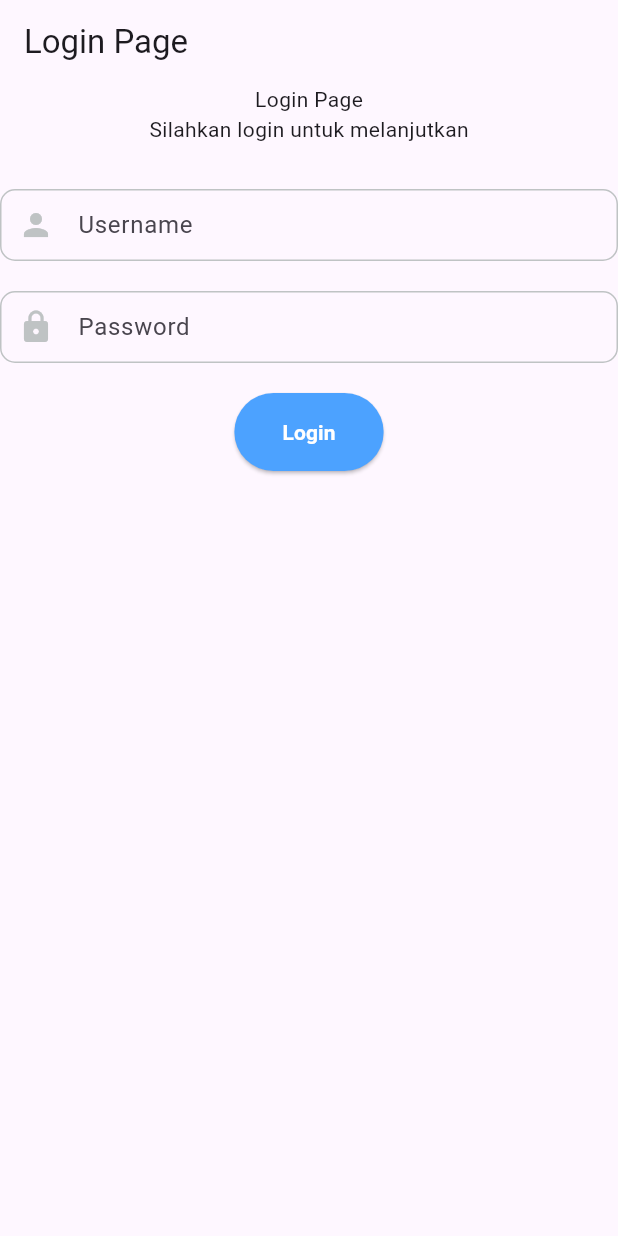
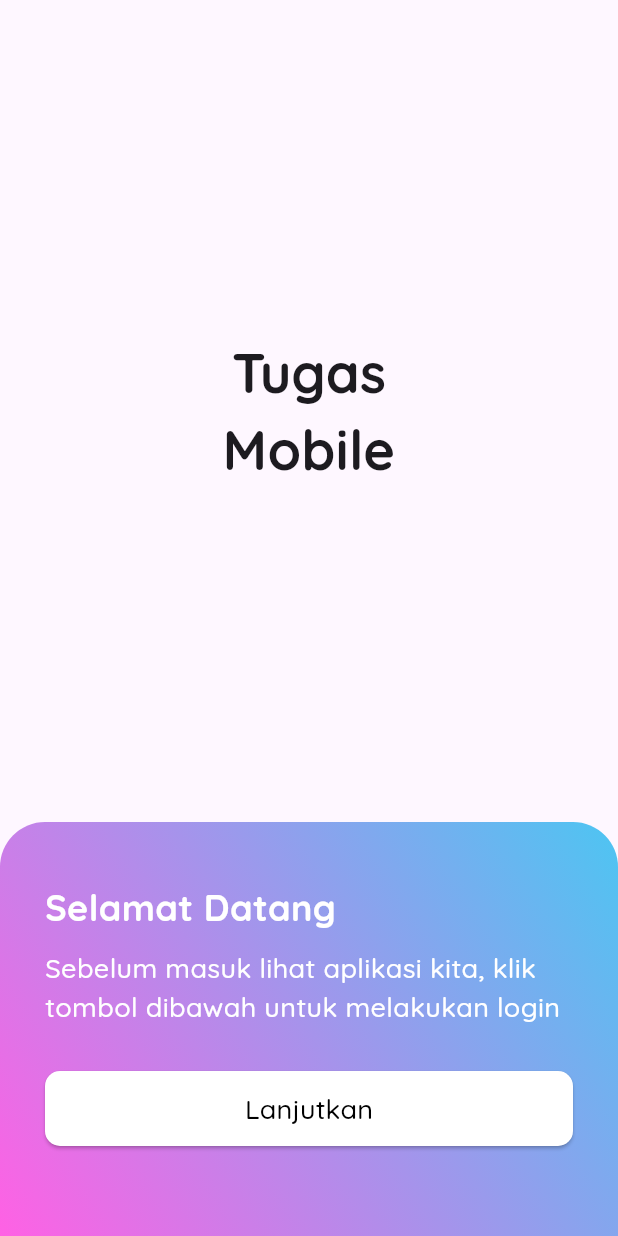
Before and after one commit to Simad9/mobile_tugas1, a Flutter app: the screen it shows after launch, on a phone screen of 412 x 824 dp. Run offline on Flutter 3.47's test engine with Material 3 defaults, Android fonts, the phone set to English and light mode, and no system bars; our stand-ins replace google_fonts.

Commit message:
slicing welcome and login page

```diff
--- a/lib/import/all_pages.dart
+++ b/lib/import/all_pages.dart
@@ -1,3 +1,4 @@
+export '../pages/welcome_page.dart';
 export '../pages/login_page.dart';
 export '../pages/home_page.dart';
 export '../pages/bilangan_page.dart';
--- a/lib/main.dart
+++ b/lib/main.dart
@@ -1,4 +1,5 @@
 import 'package:flutter/material.dart';
+import 'package:google_fonts/google_fonts.dart';
 import './import/all_pages.dart';
 
 void main() {
@@ -12,13 +13,16 @@ class MyApp extends StatelessWidget {
   @override
   Widget build(BuildContext context) {
     return MaterialApp(
-      title: 'Flutter Demo',
+      title: 'Tugas Mobile',
       debugShowCheckedModeBanner: false,
       theme: ThemeData(
-        colorScheme: ColorScheme.fromSeed(seedColor: Colors.deepPurple),
+        textTheme: GoogleFonts.quicksandTextTheme(
+          Theme.of(context).textTheme,
+        ),
+        // colorScheme: ColorScheme.fromSeed(seedColor: Colors.deepPurple),
         useMaterial3: true,
       ),
-      home: LoginPage(),
+      home: WelcomePage(),
     );
   }
 }
--- a/lib/pages/login_page.dart
+++ b/lib/pages/login_page.dart
@@ -1,5 +1,6 @@
 import 'package:flutter/material.dart';
-import './/import/all_pages.dart';
+import 'package:tugas1/import/all_pages.dart';
+// import '../import/all_pages.dart';
 
 class LoginPage extends StatelessWidget {
   LoginPage({super.key});
@@ -10,33 +11,115 @@ class LoginPage extends StatelessWidget {
   @override
   Widget build(BuildContext context) {
     return Scaffold(
-      appBar: AppBar(
-        title: Text('Login Page'),
+      body: Container(
+        decoration: BoxDecoration(
+          gradient: LinearGradient(
+            begin: Alignment.centerRight,
+            end: Alignment.centerLeft,
+            colors: [
+              Color(0xff4DC5F2),
+              Color(0xffFF61E4),
+            ],
           ),
-      body: Center(
+        ),
         child: Column(
           children: [
-            Text('Login Page'),
-            Text("Silahkan login untuk melanjutkan"),
-            SizedBox(height: 30),
-            formInput(
-              hint: 'Username',
-              icon: Icons.person,
+            Expanded(
+              child: Container(
+                width: double.infinity,
+                padding:
+                    EdgeInsets.only(left: 30, right: 30, top: 120, bottom: 0),
+                child: Column(
+                  mainAxisAlignment: MainAxisAlignment.start,
+                  crossAxisAlignment: CrossAxisAlignment.start,
+                  children: [
+                    Text(
+                      "Halaman Masuk",
+                      style: TextStyle(
+                          fontSize: 36,
+                          color: Colors.white,
+                          fontWeight: FontWeight.bold),
+                    ),
+                    SizedBox(height: 10),
+                    Text(
+                      "Pagi pagi pergi kepasar membeli lele. Sebelum masuk loginkan dulu le.",
+                      style: TextStyle(
+                        fontSize: 18,
+                        color: Colors.white,
+                        fontWeight: FontWeight.w500,
+                      ),
+                    ),
+                  ],
+                ),
+              ),
+            ),
+            Container(
+              padding: const EdgeInsets.only(
+                  left: 20, right: 20, top: 40, bottom: 190 - 23),
+              width: double.infinity,
+              decoration: BoxDecoration(
+                color: Colors.white,
+                borderRadius: BorderRadius.only(
+                  topLeft: Radius.circular(30),
+                  topRight: Radius.circular(30),
+                ),
+              ),
+              child: Column(
+                crossAxisAlignment: CrossAxisAlignment.start,
+                children: [
+                  // Input Username
+                  TextField(
                     controller: usernameController,
+                    decoration: InputDecoration(
+                      hintText: "Username",
+                      filled: true,
+                      fillColor: Colors.grey[300],
+                      border: OutlineInputBorder(
+                        borderRadius: BorderRadius.circular(10),
+                        borderSide: BorderSide.none,
                       ),
-            SizedBox(height: 20),
-            formInput(
-              hint: 'Password',
-              icon: Icons.lock,
+                    ),
+                  ),
+                  SizedBox(height: 10),
+                  TextField(
                     controller: passwordController,
                     obscureText: true,
+                    decoration: InputDecoration(
+                      hintText: "Password",
+                      filled: true,
+                      fillColor: Colors.grey[300],
+                      border: OutlineInputBorder(
+                        borderRadius: BorderRadius.circular(10),
+                        borderSide: BorderSide.none,
                       ),
-            SizedBox(height: 20),
-            buttonPrimary(
-              context,
-              'Login',
-              usernameController: usernameController,
-              passwordController: passwordController,
+                    ),
+                  ),
+                  const SizedBox(height: 5),
+
+                  // Lupa Password
+                  Align(
+                    alignment: Alignment.centerRight,
+                    child: TextButton(
+                      onPressed: () {},
+                      child: const Text("Lupa Password Pak"),
+                    ),
+                  ),
+                  const SizedBox(height: 10),
+
+                  // Tombol Masuk
+                  _buttonHitam(context),
+                  const SizedBox(height: 15),
+
+                  // Info tambahan
+                  const Center(
+                    child: Text(
+                      "Silahkan hubungi admin untuk mendaftarkan diri\nuntuk bisa masuk ke aplikasi.",
+                      textAlign: TextAlign.center,
+                      style: TextStyle(color: Colors.black54),
+                    ),
+                  ),
+                ],
+              ),
             ),
           ],
         ),
@@ -44,77 +127,27 @@ class LoginPage extends StatelessWidget {
     );
   }
 
-  Widget formInput({
-    required String hint,
-    required IconData icon,
-    required TextEditingController controller,
-    bool obscureText = false,
-  }) {
-    return Column(
-      children: [
-        TextFormField(
-          controller: controller,
-          obscureText: obscureText,
-          decoration: InputDecoration(
-            prefixIcon: Container(
-              padding: EdgeInsets.all(10),
-              child: Icon(icon, color: Color(0xFFBFC3C4)),
-            ),
-            hintText: hint,
-            contentPadding:
-                const EdgeInsets.symmetric(horizontal: 20, vertical: 10),
-            border: OutlineInputBorder(
+  Widget _buttonHitam(BuildContext context) {
+    return SizedBox(
+      width: double.infinity,
+      height: 50,
+      child: ElevatedButton(
+        style: ElevatedButton.styleFrom(
+          backgroundColor: Colors.black,
+          shape: RoundedRectangleBorder(
             borderRadius: BorderRadius.circular(10),
-              borderSide: BorderSide(color: Color(0xFFBFC3C4)),
-            ),
-            enabledBorder: OutlineInputBorder(
-              borderRadius: BorderRadius.circular(10),
-              borderSide: BorderSide(color: Color(0xFFBFC3C4)),
-            ),
-            focusedBorder: OutlineInputBorder(
-              borderRadius: BorderRadius.circular(10),
-              borderSide: BorderSide(color: Color.fromARGB(255, 88, 91, 91)),
           ),
         ),
+        onPressed: () {
+          // Implement login logic here
+          Navigator.pushReplacement(
+              context, MaterialPageRoute(builder: (context) => HomePage()));
+        },
+        child: const Text(
+          "Masuk",
+          style: TextStyle(
+              color: Colors.white, fontSize: 20, fontWeight: FontWeight.w500),
         ),
-      ],
-    );
-  }
-
-  Widget buttonPrimary(
-    BuildContext context,
-    String text, {
-    required TextEditingController usernameController,
-    required TextEditingController passwordController,
-  }) {
-    return ElevatedButton(
-      onPressed: () {
-        String username = usernameController.text;
-        String password = passwordController.text;
-
-        if (username == 'admin' && password == 'admin') {
-          print('Login Berhasil');
-          Navigator.pushReplacement(
-            context,
-            MaterialPageRoute(builder: (context) => HomePage()),
-          );
-        } else {
-          print('Login Gagal');
-          ScaffoldMessenger.of(context).showSnackBar(
-            SnackBar(
-              content: Text('Login Gagal'),
-              backgroundColor: Colors.red,
-            ),
-          );
-        }
-      },
-      style: ElevatedButton.styleFrom(
-        padding: EdgeInsets.symmetric(horizontal: 32, vertical: 16),
-        backgroundColor: Color(0xFF4CA2FF),
-      ),
-      child: Text(
-        text,
-        style: TextStyle(color: Colors.white, fontWeight: FontWeight.bold),
       ),
     );
   }
--- /dev/null
+++ b/lib/pages/welcome_page.dart
@@ -0,0 +1,104 @@
+import 'package:flutter/material.dart';
+import '../import/all_pages.dart';
+
+class WelcomePage extends StatelessWidget {
+  const WelcomePage({super.key});
+
+  @override
+  Widget build(BuildContext context) {
+    return Scaffold(
+      body: Column(
+        children: [
+          Expanded(
+            child: SizedBox(
+              width: double.infinity,
+              child: Column(
+                mainAxisAlignment: MainAxisAlignment.center,
+                crossAxisAlignment: CrossAxisAlignment.center,
+                children: [
+                  Text(
+                    "Tugas",
+                    style: TextStyle(fontSize: 36, fontWeight: FontWeight.bold),
+                  ),
+                  Text(
+                    "Mobile",
+                    style: TextStyle(fontSize: 36, fontWeight: FontWeight.bold),
+                  ),
+                ],
+              ),
+            ),
+          ),
+          Container(
+            padding: EdgeInsets.only(left: 30, right: 30, top: 40, bottom: 60),
+            decoration: BoxDecoration(
+              borderRadius: BorderRadius.only(
+                topLeft: Radius.circular(30),
+                topRight: Radius.circular(30),
+              ),
+              gradient: LinearGradient(
+                begin: Alignment.topRight,
+                end: Alignment.bottomLeft,
+                colors: [
+                  Color(0xff4DC5F2),
+                  Color(0xffFF61E4),
+                ],
+              ),
+            ),
+            child: Column(
+              mainAxisAlignment: MainAxisAlignment.start,
+              crossAxisAlignment: CrossAxisAlignment.start,
+              children: [
+                Text(
+                  "Selamat Datang",
+                  style: TextStyle(
+                    fontSize: 24,
+                    fontWeight: FontWeight.bold,
+                    color: Colors.white,
+                  ),
+                ),
+                SizedBox(height: 10),
+                Text(
+                  "Sebelum masuk lihat aplikasi kita, klik tombol dibawah untuk melakukan login",
+                  style: TextStyle(
+                    fontSize: 18,
+                    fontWeight: FontWeight.w500,
+                    color: Colors.white,
+                  ),
+                ),
+                SizedBox(height: 30),
+                _buttonPutih(context),
+              ],
+            ),
+          )
+        ],
+      ),
+    );
+  }
+
+  Widget _buttonPutih(BuildContext context) {
+    return SizedBox(
+      width: double.infinity,
+      height: 50,
+      child: ElevatedButton(
+        style: ElevatedButton.styleFrom(
+          backgroundColor: Colors.white,
+          shape: RoundedRectangleBorder(
+            borderRadius: BorderRadius.circular(10),
+          ),
+        ),
+        onPressed: () {
+          Navigator.pushReplacement(
+              context, MaterialPageRoute(builder: (context) => LoginPage()));
+        },
+        child: Text(
+          "Lanjutkan",
+          style: TextStyle(
+            color: Colors.black,
+            fontSize: 18,
+            fontWeight: FontWeight.w500,
+          ),
+        ),
+      ),
+    );
+  }
+}
```
Also changed, not shown: pubspec.yaml (+4 -11 lines), pubspec.lock, 1 other file. Lines whose indentation alone changed are shown as unchanged.
